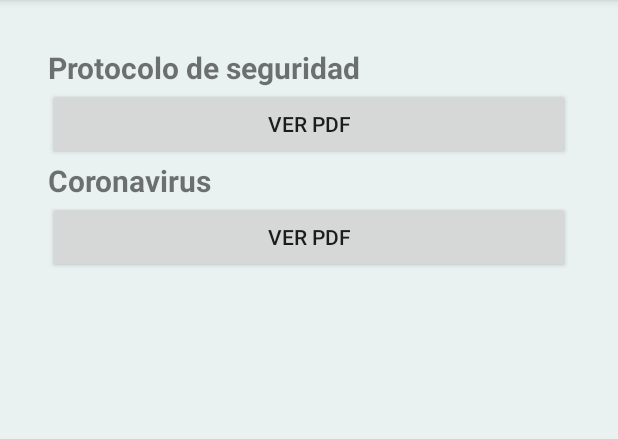
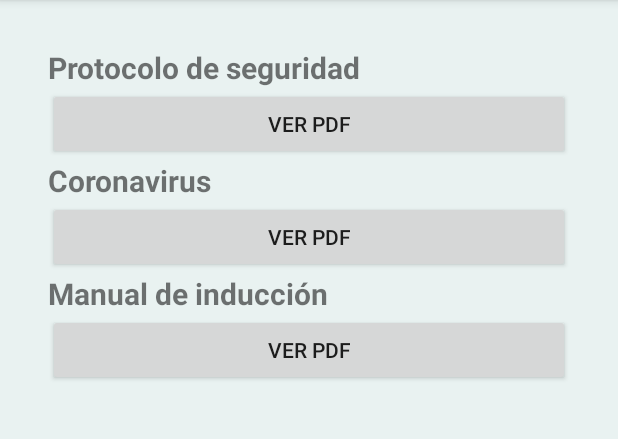
Before and after one commit to Genuba/mision-servi, an Android app: the DescargarAchivos screen opened directly, with no data from a screen before it, on a phone screen of 412 x 824 dp, the part 84-523 px from its top. Run offline under Robolectric (Android 15) with nearby library versions, the phone set to English and light mode, and no system bars.

```diff
--- a/app/src/main/java/com/example/misionservi/DescargarAchivos.kt
+++ b/app/src/main/java/com/example/misionservi/DescargarAchivos.kt
@@ -21,4 +21,8 @@ class DescargarAchivos : AppCompatActivity() {
         val intent = Intent(this, FileCoronavirus::class.java)
         startActivity(intent)
     }
+    fun clickBtnManualInduccion(view: View) {
+        val intent = Intent(this, manualInduccioActivity::class.java)
+        startActivity(intent)
+    }
 }
--- a/app/src/main/java/com/example/misionservi/EncuestaPagUno.kt
+++ b/app/src/main/java/com/example/misionservi/EncuestaPagUno.kt
@@ -8,7 +8,6 @@ import android.view.View
 import android.widget.RadioButton
 import android.widget.Toast
 import android.widget.Toast.LENGTH_LONG
-import android.widget.Toast.LENGTH_SHORT
 import com.example.misionservi.model.Encuesta
 import com.example.misionservi.model.EncuestaBody
 import com.example.misionservi.model.RespuestaPost
--- a/app/src/main/res/layout/activity_descargar_achivos.xml
+++ b/app/src/main/res/layout/activity_descargar_achivos.xml
@@ -54,6 +54,20 @@
                 android:layout_height="wrap_content"
                 android:onClick="clickBtnCoronavirus"
                 android:text="@string/txtverpdf" />
+            <TextView
+                android:id="@+id/textView1"
+                android:layout_width="match_parent"
+                android:layout_height="wrap_content"
+                android:text="Manual de inducción"
+                android:textSize="20sp"
+                android:textStyle="bold" />
+
+            <Button
+                android:id="@+id/button12"
+                android:layout_width="match_parent"
+                android:layout_height="wrap_content"
+                android:onClick="clickBtnManualInduccion"
+                android:text="@string/txtverpdf" />
         </LinearLayout>
     </ScrollView>
 </androidx.constraintlayout.widget.ConstraintLayout>
--- a/app/src/main/res/layout/activity_main.xml
+++ b/app/src/main/res/layout/activity_main.xml
@@ -37,7 +37,7 @@
                 android:layout_marginTop="20dp"
                 android:fontFamily="@font/blue"
                 android:text="@string/tstMision"
-                android:textSize="30sp"
+                android:textSize="20sp"
                 android:layout_gravity="center_horizontal"
                 android:textAlignment="center"
                 android:textStyle="bold" />
```
Also changed, not shown: app/src/main/AndroidManifest.xml (+10 -4 lines), app/src/main/java/com/example/misionservi/MainActivity.kt (+6 -2 lines), app/src/main/java/com/example/misionservi/manualInduccioActivity.kt (added, +16 -0 lines), app/src/main/res/layout/activity_manual_induccio.xml (added, +13 -0 lines), app/src/main/res/drawable/logoappmisioservir.jpeg (added), app/src/main/res/mipmap-hdpi/ic_launcher.png, app/src/main/res/mipmap-mdpi/ic_launcher.png, app/src/main/res/mipmap-xhdpi/ic_launcher.png, app/src/main/res/mipmap-xxhdpi/ic_launcher.png, app/src/main/res/mipmap-xxxhdpi/ic_launcher.png, 1 other file.
